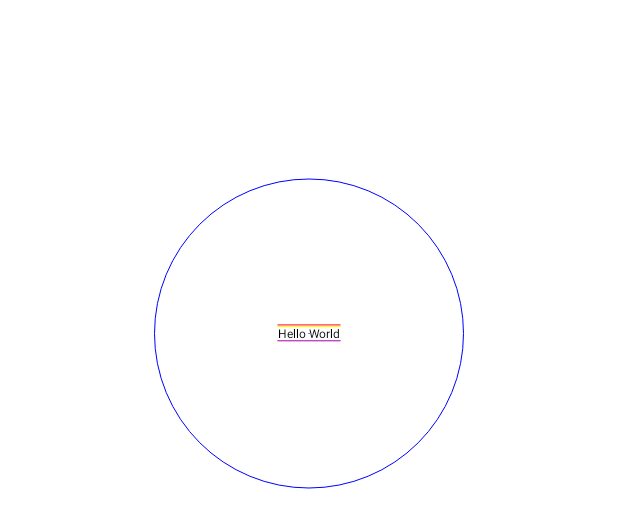
After one commit to BLOODMAGEBURT/KotAndroid, an Android app: the layout activity_text.xml on its own in the app's theme, with its tools: preview values and no code run, on a phone screen of 412 x 824 dp. The commit adds this screen. Shown: the top 528 px of the screen. Run offline under Robolectric (Android 15) with nearby library versions, the phone set to English and light mode, and no system bars.

Commit message:
textPaint

```diff
--- a/app/src/main/AndroidManifest.xml
+++ b/app/src/main/AndroidManifest.xml
@@ -12,6 +12,9 @@
         android:roundIcon="@mipmap/ic_launcher_round"
         android:supportsRtl="true"
         android:theme="@style/Theme.KotAndroid">
+        <activity
+            android:name=".ui.TextActivity"
+            android:exported="false" />
         <activity
             android:name=".ui.AnimActivity"
             android:exported="false" />
--- a/app/src/main/java/com/xu/kotandroid/MainActivity.kt
+++ b/app/src/main/java/com/xu/kotandroid/MainActivity.kt
@@ -75,6 +75,7 @@ class MainActivity : BaseActivity<ActivityMainBinding>(R.layout.activity_main) {
             "toPie" -> openActivity<PieActivity>()
             "toLine" -> openActivity<LineChartActivity>()
             "toAnim" -> openActivity<AnimActivity>()
+            "toText" -> openActivity<TextActivity>()
             else -> {}
         }
     }
@@ -95,6 +96,7 @@ class MainActivity : BaseActivity<ActivityMainBinding>(R.layout.activity_main) {
             TextModel("toPie"),
             TextModel("toLine"),
             TextModel("toAnim"),
+            TextModel("toText"),
         )
     }
 
--- /dev/null
+++ b/app/src/main/java/com/xu/kotandroid/ui/TextActivity.kt
@@ -0,0 +1,16 @@
+package com.xu.kotandroid.ui
+
+import com.xu.kotandroid.R
+import com.xu.kotandroid.base.BaseActivity
+import com.xu.kotandroid.databinding.ActivityTextBinding
+
+class TextActivity : BaseActivity<ActivityTextBinding>(R.layout.activity_text) {
+
+
+    override fun initView() {
+    }
+
+    override fun initData() {
+    }
+
+}
--- /dev/null
+++ b/app/src/main/java/com/xu/kotandroid/view/FourLineText.kt
@@ -0,0 +1,91 @@
+package com.xu.kotandroid.view
+
+import android.content.Context
+import android.graphics.Canvas
+import android.graphics.Color
+import android.graphics.Paint
+import android.util.AttributeSet
+import android.view.View
+import com.xu.kotandroid.pt
+import kotlin.math.min
+
+/**
+ * @Author Xu
+ * Date：2023/2/28 14:14
+ * Description：带有四条线的textView
+ */
+class FourLineText @JvmOverloads constructor(
+    context: Context,
+    attributeSet: AttributeSet? = null,
+    defStyleAttr: Int = 0
+) :
+    View(context, attributeSet, defStyleAttr) {
+
+    private val paint = Paint()
+    private val textPaint = Paint()
+    private var xCenter = 0f
+    private var yCenter = 0f
+    private var radius = 0f
+
+
+    init {
+        initPaint()
+    }
+
+    private fun initPaint() {
+        paint.apply {
+            style = Paint.Style.STROKE
+            strokeWidth = 1f
+            isAntiAlias = true
+        }
+
+        textPaint.apply {
+            style = Paint.Style.FILL
+            textSize = 16.pt
+            isAntiAlias = true
+        }
+
+    }
+
+    override fun onSizeChanged(w: Int, h: Int, oldw: Int, oldh: Int) {
+        super.onSizeChanged(w, h, oldw, oldh)
+        xCenter = w / 2f
+        yCenter = h / 2f
+        radius = min(xCenter, yCenter) / 2
+    }
+
+
+    override fun onDraw(canvas: Canvas) {
+        super.onDraw(canvas)
+        textPaint.color = Color.BLACK
+        canvas.translate(xCenter, yCenter)
+
+        val textWidth = textPaint.measureText("Hello World")
+        val textHeight = textPaint.fontMetrics.descent - textPaint.fontMetrics.ascent
+
+        val dy = (textHeight / 2) - textPaint.fontMetrics.descent
+        val textStartX = -textWidth / 2
+
+        canvas.drawText("Hello World", textStartX, dy, textPaint)
+
+        paint.color = Color.BLUE
+        canvas.drawCircle(0f, 0f, radius, paint)
+        canvas.drawPoint(0f, 0f, paint)
+
+
+        textPaint.fontMetrics.apply {
+            paint.color = Color.RED
+            canvas.drawLine(textStartX, top + dy, textWidth / 2, top + dy, paint)
+
+            paint.color = Color.YELLOW
+            canvas.drawLine(textStartX, ascent + dy, textWidth / 2, ascent + dy, paint)
+
+            paint.color = Color.GREEN
+            canvas.drawLine(textStartX, descent + dy, textWidth / 2, descent + dy, paint)
+
+            paint.color = Color.MAGENTA
+            canvas.drawLine(textStartX, bottom + dy, textWidth / 2, bottom + dy, paint)
+        }
+    }
+
+}
--- a/app/src/main/res/layout/activity_main.xml
+++ b/app/src/main/res/layout/activity_main.xml
@@ -40,7 +40,8 @@
         <androidx.recyclerview.widget.RecyclerView
             android:id="@+id/rv"
             android:layout_width="0pt"
-            android:layout_height="wrap_content"
+            android:layout_height="0pt"
+            app:layout_constraintBottom_toBottomOf="parent"
             app:layout_constraintEnd_toEndOf="parent"
             app:layout_constraintStart_toStartOf="parent"
             app:layout_constraintTop_toBottomOf="@id/hello" />
--- /dev/null
+++ b/app/src/main/res/layout/activity_text.xml
@@ -0,0 +1,23 @@
+<?xml version="1.0" encoding="utf-8"?>
+<layout xmlns:android="http://schemas.android.com/apk/res/android"
+    xmlns:app="http://schemas.android.com/apk/res-auto"
+    xmlns:tools="http://schemas.android.com/tools">
+
+    <data>
+
+    </data>
+
+    <androidx.constraintlayout.widget.ConstraintLayout
+        android:layout_width="match_parent"
+        android:layout_height="match_parent"
+        tools:context=".ui.TextActivity">
+
+        <com.xu.kotandroid.view.FourLineText
+            android:layout_width="0pt"
+            android:layout_height="200pt"
+            app:layout_constraintEnd_toEndOf="parent"
+            app:layout_constraintStart_toStartOf="parent"
+            app:layout_constraintTop_toTopOf="parent" />
+
+    </androidx.constraintlayout.widget.ConstraintLayout>
+</layout>
```
